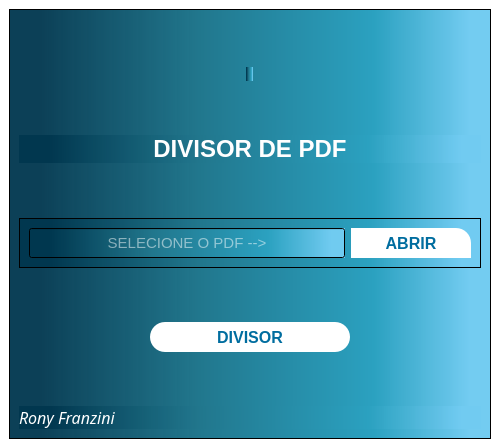
Ronyfranzini84/separador_pdf, file separador.ui: the form before one commit.
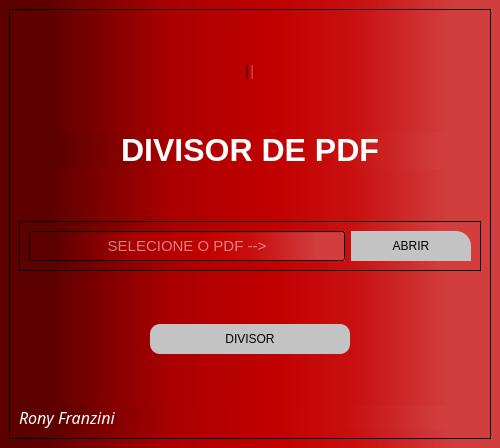
The form after the commit. Icons and pictures are not drawn.

What changed in the file:
```diff
--- a/separador.ui
+++ b/separador.ui
@@ -29,14 +29,14 @@
    <string>MainWindow</string>
   </property>
   <property name="styleSheet">
-   <string notr="true">background-color: rgb(255, 255, 255);</string>
+   <string notr="true">background-color: qlineargradient(spread:reflect, x1:0, y1:0, x2:1, y2:0, stop:0.0852273 rgba(93, 0, 0, 243), stop:0.335227 rgba(170, 0, 0, 255), stop:0.545455 rgba(193, 0, 0, 243), stop:0.715909 rgba(200, 16, 16, 255), stop:0.914773 rgba(210, 62, 62, 255));</string>
   </property>
   <widget class="QWidget" name="centralwidget">
    <layout class="QVBoxLayout" name="verticalLayout_2">
     <item>
      <widget class="QFrame" name="frame">
       <property name="styleSheet">
-       <string notr="true">background-color: qlineargradient(spread:reflect, x1:0, y1:0, x2:1, y2:0, stop:0.0681818 rgba(0, 55, 79, 243), stop:0.386364 rgba(33, 118, 140, 255), stop:0.755682 rgba(43, 161, 192, 255), stop:0.954545 rgba(113, 203, 241, 252));</string>
+       <string notr="true">background-color: qlineargradient(spread:reflect, x1:0, y1:0, x2:1, y2:0, stop:0.0852273 rgba(93, 0, 0, 243), stop:0.335227 rgba(170, 0, 0, 255), stop:0.545455 rgba(193, 0, 0, 243), stop:0.715909 rgba(200, 16, 16, 255), stop:0.914773 rgba(210, 62, 62, 255));</string>
       </property>
       <property name="frameShape">
        <enum>QFrame::StyledPanel</enum>
@@ -72,7 +72,7 @@
           </font>
          </property>
          <property name="styleSheet">
-          <string notr="true">background-color: qlineargradient(spread:reflect, x1:0, y1:0, x2:1, y2:0, stop:0.0681818 rgba(0, 55, 79, 243), stop:0.386364 rgba(33, 118, 140, 255), stop:0.755682 rgba(43, 161, 192, 255), stop:0.954545 rgba(113, 203, 241, 252));</string>
+          <string notr="true">alternate-background-color: qradialgradient(spread:pad, cx:0.5, cy:0.5, radius:0.5, fx:0.5, fy:0.5, stop:0 rgba(255, 235, 235, 206), stop:0.35 rgba(255, 188, 188, 80), stop:0.4 rgba(255, 162, 162, 80), stop:0.425 rgba(255, 132, 132, 156), stop:0.44 rgba(252, 128, 128, 80), stop:1 rgba(255, 255, 255, 0));</string>
          </property>
          <property name="text">
           <string/>
@@ -113,10 +113,10 @@
           <cursorShape>PointingHandCursor</cursorShape>
          </property>
          <property name="styleSheet">
-          <string notr="true">background-color: qlineargradient(spread:reflect, x1:0, y1:0, x2:1, y2:0, stop:0.0681818 rgba(0, 55, 79, 243), stop:0.386364 rgba(33, 118, 140, 255), stop:0.755682 rgba(43, 161, 192, 255), stop:0.954545 rgba(113, 203, 241, 252));</string>
+          <string notr="true">background-color: qlineargradient(spread:reflect, x1:0, y1:0, x2:1, y2:0, stop:0.0852273 rgba(93, 0, 0, 243), stop:0.335227 rgba(170, 0, 0, 255), stop:0.545455 rgba(193, 0, 0, 243), stop:0.715909 rgba(200, 16, 16, 255), stop:0.914773 rgba(210, 62, 62, 255));</string>
          </property>
          <property name="text">
-          <string>&lt;html&gt;&lt;head/&gt;&lt;body&gt;&lt;p align=&quot;center&quot;&gt;&lt;span style=&quot; font-size:18pt; font-weight:600; color:#ffffff;&quot;&gt;DIVISOR DE PDF&lt;/span&gt;&lt;/p&gt;&lt;/body&gt;&lt;/html&gt;</string>
+          <string>&lt;html&gt;&lt;head/&gt;&lt;body&gt;&lt;p align=&quot;center&quot;&gt;&lt;span style=&quot; font-size:24pt; font-weight:600; color:#ffffff;&quot;&gt;DIVISOR DE PDF&lt;/span&gt;&lt;/p&gt;&lt;/body&gt;&lt;/html&gt;</string>
          </property>
         </widget>
        </item>
@@ -177,25 +177,21 @@
               <height>30</height>
              </size>
             </property>
-            <property name="font">
-             <font>
-              <pointsize>12</pointsize>
-              <weight>75</weight>
-              <bold>true</bold>
-             </font>
-            </property>
             <property name="cursor">
              <cursorShape>PointingHandCursor</cursorShape>
             </property>
             <property name="styleSheet">
              <string notr="true">QPushButton{
-    border-top-right-radius: 15px;
-    background-color:rgb(255, 255, 255);
-
-    color: rgb(0, 109, 159);
+    background-color:#c3c3c3;
+    color:black; border: solid 0px;
+    font: bold 14px &quot;Segoe UI&quot;;
+    border-top-right-radius:15px;
 }
-QPushButton:hover
-{color: #fff;background-color: rgb(0, 157, 235)}</string>
+
+QPushButton:hover{
+    background-color:rgb(227, 24, 54);
+    color:#fff
+}</string>
             </property>
             <property name="text">
              <string>ABRIR</string>
@@ -226,22 +222,16 @@
            <height>30</height>
           </size>
          </property>
-         <property name="font">
-          <font>
-           <pointsize>12</pointsize>
-           <weight>75</weight>
-           <bold>true</bold>
-          </font>
-         </property>
          <property name="cursor">
           <cursorShape>PointingHandCursor</cursorShape>
          </property>
          <property name="styleSheet">
           <string notr="true">QPushButton{
-background-color: rgb(255, 255, 255);
-border-radius: 15px;
-color: rgb(0, 109, 159);
-
+    background-color:#c3c3c3;
+    color:black;
+    border: solid 0px;
+    font: bold 14px &quot;Segoe UI&quot;;
+    border-radius:10px;
 }
 
 QPushButton:hover{
```
Left out of the diff: 7 changed lines with no effect on the pictures.
